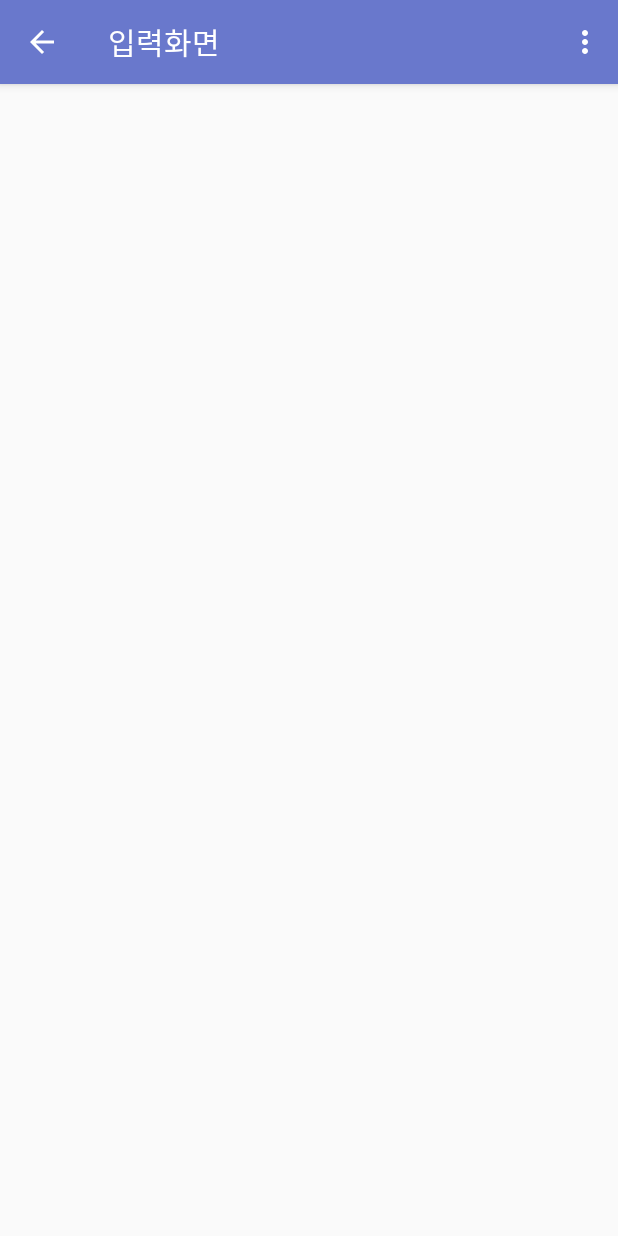
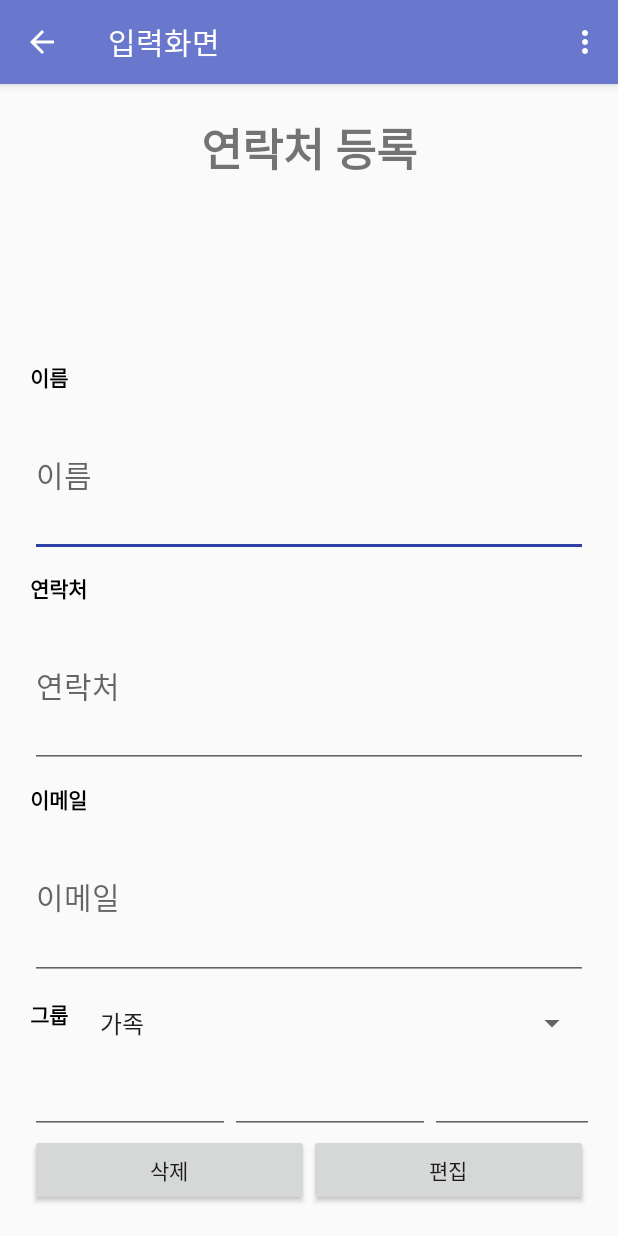
Before and after one commit to jonghancha/AddressProject, an Android app: the InsertActivity screen opened directly, with no data from a screen before it, on a phone screen of 412 x 824 dp. Run offline under Robolectric (Android 15) with nearby library versions, the phone set to English and light mode, and no system bars.

Commit message:
20.12.29 연락처 등록페이지 하는중

```diff
--- a/AddressProject/app/src/main/java/com/android/addressproject/Activity/InsertActivity.java
+++ b/AddressProject/app/src/main/java/com/android/addressproject/Activity/InsertActivity.java
@@ -10,6 +10,8 @@ import android.view.MenuItem;
 import android.view.MotionEvent;
 import android.view.View;
 import android.view.inputmethod.InputMethodManager;
+import android.widget.ArrayAdapter;
+import android.widget.Spinner;
 
 import androidx.annotation.NonNull;
 import androidx.annotation.Nullable;
@@ -18,6 +20,13 @@ import androidx.appcompat.app.AppCompatActivity;
 import com.android.addressproject.R;
 
 public class InsertActivity extends AppCompatActivity {
+
+    // 20.12.29 세미 추가 ------------------------------
+
+    ArrayAdapter<CharSequence> adapter = null;
+    Spinner spinner = null;
+
+    // 끝 --------------------------------------------
 
 
     private static final int SETTINGS_CODE = 234;
@@ -36,6 +45,17 @@ public class InsertActivity extends AppCompatActivity {
         if (actionBar != null) {
             actionBar.setDisplayHomeAsUpEnabled(true);
         }
+
+
+        // 20.12.29 세미 추가 ------------------------------
+
+        adapter = ArrayAdapter.createFromResource(this, R.array.groupname, android.R.layout.simple_spinner_item);
+        adapter.setDropDownViewResource(android.R.layout.simple_spinner_dropdown_item);
+
+        spinner = findViewById(R.id.insert_groupname);
+        spinner.setAdapter(adapter);
+
+        // 끝 --------------------------------------------
 
 
     }//--onCreate 끝
--- /dev/null
+++ b/AddressProject/app/src/main/res/group_data.xml
@@ -0,0 +1,10 @@
+<?xml version="1.0" encoding="utf-8"?>
+<resources>
+    <string-array name="groupname">
+        <item></item>
+        <item>가족</item>
+        <item>친구</item>
+        <item>회사</item>
+        <item>그룹추가</item>
+    </string-array>
+</resources>
--- a/AddressProject/app/src/main/res/layout/activity_insert.xml
+++ b/AddressProject/app/src/main/res/layout/activity_insert.xml
@@ -1,11 +1,179 @@
 <?xml version="1.0" encoding="utf-8"?>
 <LinearLayout xmlns:android="http://schemas.android.com/apk/res/android"
+    android:orientation="vertical"
     xmlns:app="http://schemas.android.com/apk/res-auto"
     xmlns:tools="http://schemas.android.com/tools"
     android:layout_width="match_parent"
     android:layout_height="match_parent"
-    android:orientation="vertical"
-    tools:context=".Activity.InsertActivity">
+    android:layout_margin="20dp"
+    tools:context=".Activity.MainActivity">
+
+    <!--  연락처 등록페이지  -->
+
+            <TextView
+                android:layout_width="match_parent"
+                android:layout_height="wrap_content"
+                android:text="연락처 등록"
+                android:gravity="center"
+                android:textSize="30dp"
+                android:textStyle="bold"
+                />
+
+    <LinearLayout
+        android:layout_width="match_parent"
+        android:layout_height="wrap_content"
+        android:layout_weight="5"
+        android:orientation="vertical"
+        >
+
+        <ImageView
+            android:id="@+id/insert_image"
+            android:layout_width="match_parent"
+            android:layout_height="0px"
+            android:layout_weight="1"
+            />
 
 
+        <TextView
+            android:layout_width="match_parent"
+            android:layout_height="wrap_content"
+            android:text="이름"
+            android:textStyle="bold"
+            android:textColor="@color/black"
+            android:layout_marginTop="10dp"
+            />
+
+        <EditText
+            android:id="@+id/insert_name"
+            android:layout_width="match_parent"
+            android:layout_height="0px"
+            android:textSize="20dp"
+            android:layout_weight="1"
+            android:hint="이름"
+            />
+
+        <TextView
+            android:layout_width="match_parent"
+            android:layout_height="wrap_content"
+            android:text="연락처"
+            android:textStyle="bold"
+            android:textColor="@color/black"
+            android:layout_marginTop="10dp"
+            />
+
+        <EditText
+            android:id="@+id/insert_phone"
+            android:layout_width="match_parent"
+            android:layout_height="0px"
+            android:textSize="20dp"
+            android:layout_weight="1"
+            android:hint="연락처"
+            />
+        <TextView
+            android:layout_width="match_parent"
+            android:layout_height="wrap_content"
+            android:text="이메일"
+            android:textStyle="bold"
+            android:textColor="@color/black"
+            android:layout_marginTop="10dp"
+            />
+
+        <EditText
+            android:id="@+id/insert_email"
+            android:layout_width="match_parent"
+            android:layout_height="0px"
+            android:textSize="20dp"
+            android:layout_weight="1"
+            android:hint="이메일"
+            />
+
+
+        <LinearLayout
+            android:layout_width="match_parent"
+            android:layout_height="wrap_content"
+            android:orientation="horizontal"
+            >
+
+            <TextView
+                android:layout_width="match_parent"
+                android:layout_height="wrap_content"
+                android:layout_weight="1"
+                android:text="그룹"
+                android:textStyle="bold"
+                android:textColor="@color/black"
+                android:layout_marginTop="10dp"
+                />
+
+            <Spinner
+                android:id="@+id/insert_groupname"
+                android:layout_width="500px"
+                android:layout_height="wrap_content"
+                android:layout_marginTop="25px"
+                />
+
+        </LinearLayout>
+        <LinearLayout
+            android:layout_width="match_parent"
+            android:layout_height="wrap_content"
+            android:orientation="horizontal"
+            >
+
+            <TextView
+                android:layout_width="match_parent"
+                android:layout_height="wrap_content"
+                android:layout_weight="1"
+                android:text="생일"
+                android:textStyle="bold"
+                android:textColor="@color/black"
+                android:layout_marginTop="10dp"
+                />
+
+            <EditText
+                android:id="@+id/insert_ybirth"
+                android:layout_width="200px"
+                android:layout_height="wrap_content"
+                android:layout_marginTop="25px"
+                />
+            <EditText
+                android:id="@+id/insert_mbirth"
+                android:layout_width="200px"
+                android:layout_height="wrap_content"
+                android:layout_marginTop="25px"
+                />
+            <EditText
+                android:id="@+id/insert_dbirth"
+                android:layout_width="200px"
+                android:layout_height="wrap_content"
+                android:layout_marginTop="25px"
+                />
+
+        </LinearLayout>
+
+
+            </LinearLayout>
+
+
+
+
+    <LinearLayout
+        android:layout_width="match_parent"
+        android:layout_height="wrap_content"
+        android:weightSum="2"
+        >
+        <Button
+            android:text="삭제"
+            android:layout_width="match_parent"
+            android:layout_height="match_parent"
+            android:layout_weight="1"
+            />
+
+        <Button
+            android:text="편집"
+            android:layout_width="match_parent"
+            android:layout_height="match_parent"
+            android:layout_weight="1"
+            />
+
+    </LinearLayout>
+
 </LinearLayout>
--- /dev/null
+++ b/AddressProject/app/src/main/res/values/group_data.xml
@@ -0,0 +1,13 @@
+<?xml version="1.0" encoding="utf-8"?>
+<resources>
+    <string-array name="groupname">
+        <item>가족</item>
+        <item>친구</item>
+        <item>회사</item>
+        <item>그룹추가</item>
+    </string-array>
+
+
+
+
+</resources>
```
